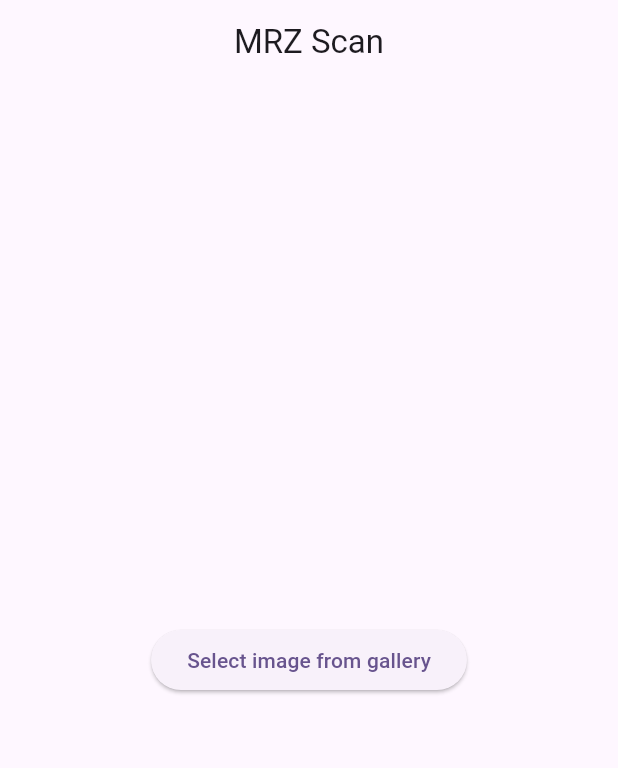
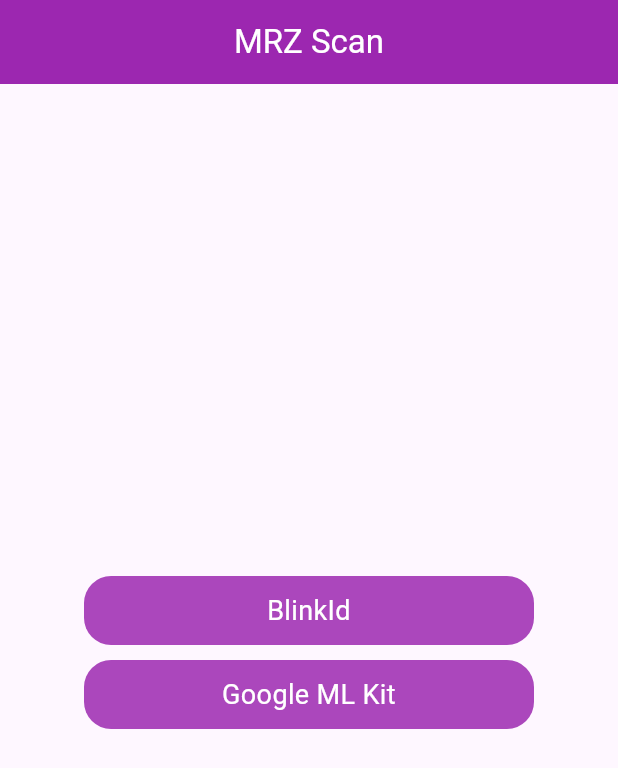
Before and after one commit to harispathan03/mrz-scanning, a Flutter app: the screen it shows after launch, on a phone screen of 412 x 824 dp. Shown: the top 768 px of the screen. Run offline on Flutter 3.47's test engine with Material 3 defaults, Android fonts, the phone set to English and light mode, and no system bars; missing offline and left inert: blinkid_flutter.

Commit message:
Changed UI, added separate blinkid page

```diff
--- a/lib/main.dart
+++ b/lib/main.dart
@@ -1,6 +1,6 @@
 import 'package:flutter/material.dart';
 import 'package:mrz/pages/home_page.dart';
-import 'package:mrz/view_model/home_viewmodel.dart';
+import 'package:mrz/view_model/blinkid_viewmodel.dart';
 import 'package:provider/provider.dart';
 
 void main() {
@@ -15,7 +15,7 @@ class MyApp extends StatelessWidget {
   Widget build(BuildContext context) {
     return MultiProvider(
       providers: [
-        ChangeNotifierProvider(create: (context) => HomeViewmodel()),
+        ChangeNotifierProvider(create: (context) => BlinkidViewModel()),
       ],
       child: MaterialApp(
         title: 'MRZ Scanning',
--- a/lib/pages/home_page.dart
+++ b/lib/pages/home_page.dart
@@ -1,7 +1,6 @@
 import 'package:flutter/material.dart';
-import 'package:provider/provider.dart';
-
-import '../view_model/home_viewmodel.dart';
+import 'package:mrz/pages/blinkid_page.dart';
+import 'package:mrz/widget/custom_home_button.dart';
 
 class HomePage extends StatelessWidget {
   const HomePage({super.key});
@@ -10,44 +9,24 @@ class HomePage extends StatelessWidget {
   Widget build(BuildContext context) {
     return Scaffold(
       appBar: AppBar(
-        title: const Text("MRZ Scan"),
+        backgroundColor: Colors.purple.shade500,
+        title: const Text("MRZ Scan", style: TextStyle(color: Colors.white)),
         centerTitle: true,
       ),
       body: Column(
         mainAxisAlignment: MainAxisAlignment.center,
+        crossAxisAlignment: CrossAxisAlignment.center,
         children: [
-          Consumer<HomeViewmodel>(
-              builder: (context, model, child) => (model.documentNumber != "" &&
-                      model.documentNumber.isNotEmpty)
-                  ? Column(
-                      children: [
-                        Text(
-                          model.isVerified
-                              ? "Document is verified successfully!"
-                              : "Document verification failed!",
-                          style: const TextStyle(
-                              fontWeight: FontWeight.w500, fontSize: 20),
-                        ),
-                        Text("First Name: ${model.firstName}",
-                            style: const TextStyle(fontSize: 16)),
-                        Text("Last Name: ${model.firstName}",
-                            style: const TextStyle(fontSize: 16)),
-                        Text("Document Number: ${model.documentNumber}",
-                            style: const TextStyle(fontSize: 16)),
-                        Text("Date of birth: ${model.dob}",
-                            style: const TextStyle(fontSize: 16)),
-                        Text("Date of expiry: ${model.doe}",
-                            style: const TextStyle(fontSize: 16)),
-                        const SizedBox(height: 20)
-                      ],
-                    )
-                  : Container()),
-          Center(
-            child: ElevatedButton(
-              onPressed: () => context.read<HomeViewmodel>().scan(context),
-              child: const Text("Select image from gallery"),
-            ),
-          ),
+          const Center(),
+          InkWell(
+              onTap: () {
+                Navigator.of(context).push(MaterialPageRoute(
+                    builder: (context) => const BlinkidPage()));
+              },
+              child: const CustomHomeButton(text: "BlinkId")),
+          const SizedBox(height: 10),
+          const CustomHomeButton(text: "Google ML Kit"),
+          const SizedBox(height: 10),
         ],
       ),
     );
--- a/lib/view_model/home_viewmodel.dart
+++ b/lib/view_model/blinkid_viewmodel.dart
@@ -2,7 +2,7 @@ import 'package:blinkid_flutter/microblink_scanner.dart';
 import 'package:flutter/material.dart';
 import 'package:flutter/services.dart';
 
-class HomeViewmodel extends ChangeNotifier {
+class BlinkidViewModel extends ChangeNotifier {
   String license = "";
   String firstName = "";
   String lastName = "";
--- /dev/null
+++ b/lib/widget/custom_home_button.dart
@@ -0,0 +1,23 @@
+import 'package:flutter/material.dart';
+
+class CustomHomeButton extends StatelessWidget {
+  final String text;
+  const CustomHomeButton({super.key, required this.text});
+
+  @override
+  Widget build(BuildContext context) {
+    return Container(
+      width: 300,
+      padding: const EdgeInsets.symmetric(vertical: 10),
+      decoration: BoxDecoration(
+        color: Colors.purple.shade400,
+        borderRadius: BorderRadius.circular(18),
+      ),
+      child: Text(
+        text,
+        textAlign: TextAlign.center,
+        style: const TextStyle(fontSize: 18, color: Colors.white),
+      ),
+    );
+  }
+}
```
Also changed, not shown: lib/pages/blinkid_page.dart (added, +57 -0 lines).
